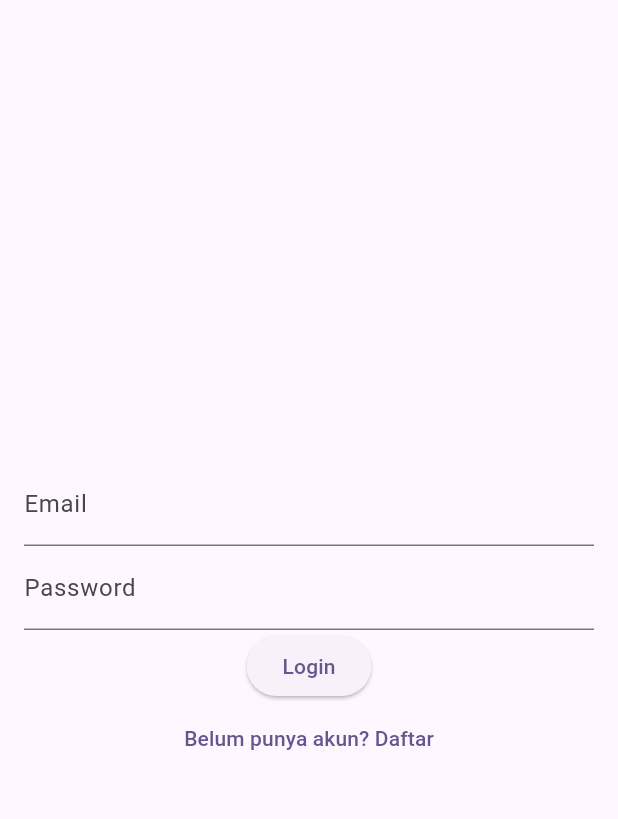
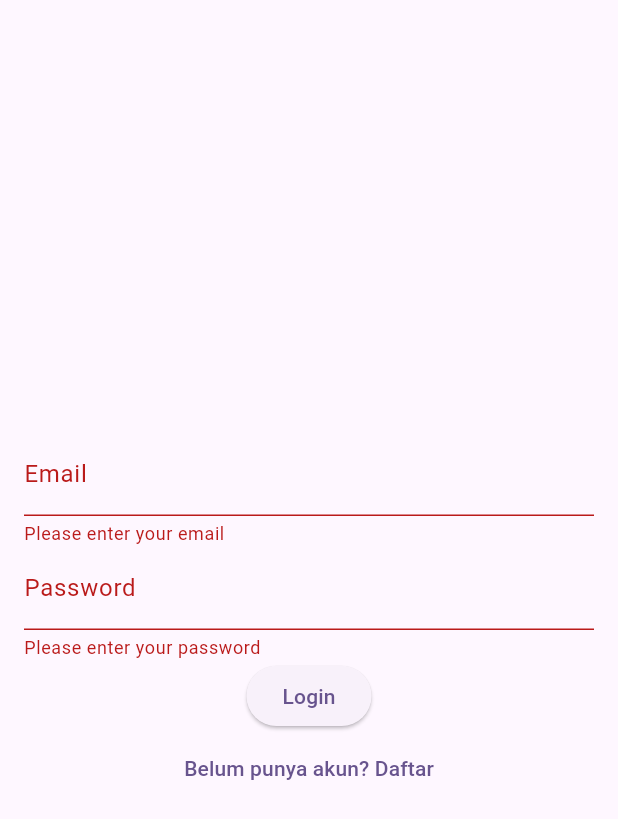
Before and after one commit to iamanggi/20220140123_act4, a Flutter app: the screen it shows after launch, after a tap on "Login", on a phone screen of 412 x 824 dp. Shown: the top 819 px of the screen. Run offline on Flutter 3.47's test engine with Material 3 defaults, Android fonts, the phone set to English and light mode, and no system bars.

Commit message:
menambahkan key

```diff
--- a/lib/login_page.dart
+++ b/lib/login_page.dart
@@ -24,6 +24,7 @@ class _LoginPageState extends State <LoginPage> {
     final _formKey = GlobalKey <FormState>();
     return Scaffold(
       body: Form(
+        key: _formKey,
         child: Padding(
           padding: const EdgeInsets.all(16.0),
           child: Column(
@@ -54,12 +55,16 @@ class _LoginPageState extends State <LoginPage> {
                       return null;
                       },
               ),
-              ElevatedButton(onPressed: (){
-                if (_formKey.currentState!.validate()) {
-                  Navigator.pushReplacement(context,
-                  MaterialPageRoute(builder: (context)=> const HomePage()));
+              ElevatedButton(
+                onPressed: (){
+                  if (_formKey.currentState!.validate()){
+                    Navigator.pushReplacement(context,
+                    MaterialPageRoute(builder: (context) => const HomePage()));
+                  }
+
                 }
-              }, child: Text('Login')),
+              , child: Text('Login')
+              ),
               TextButton(
                 onPressed: (){
                   Navigator.push
```
